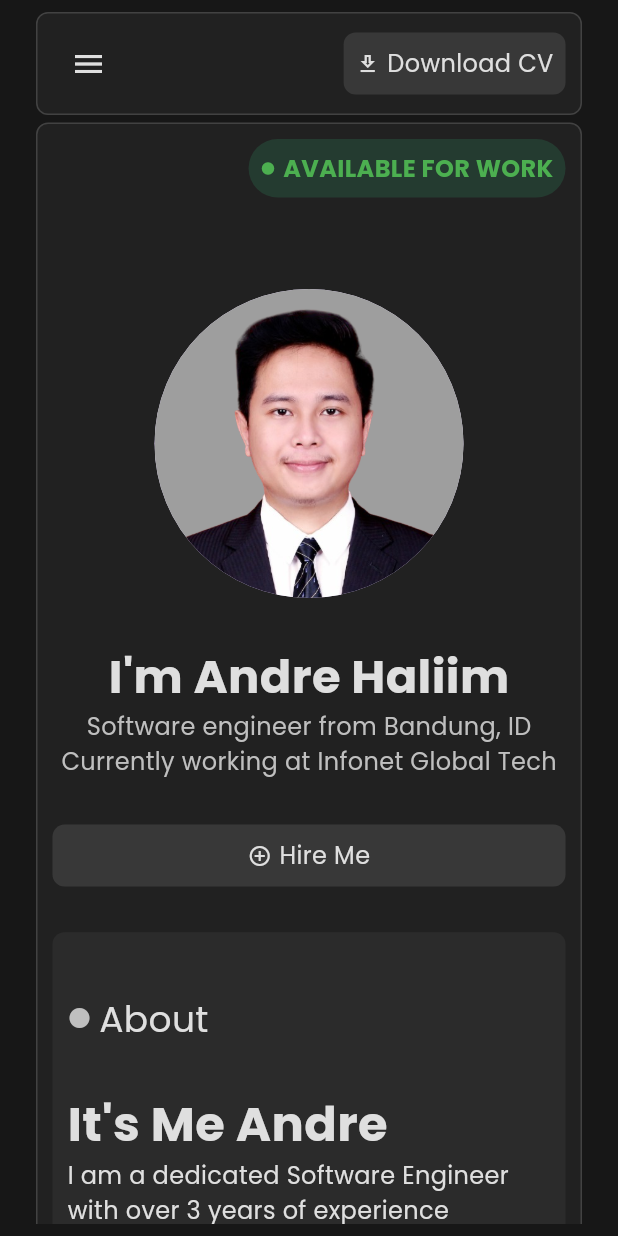
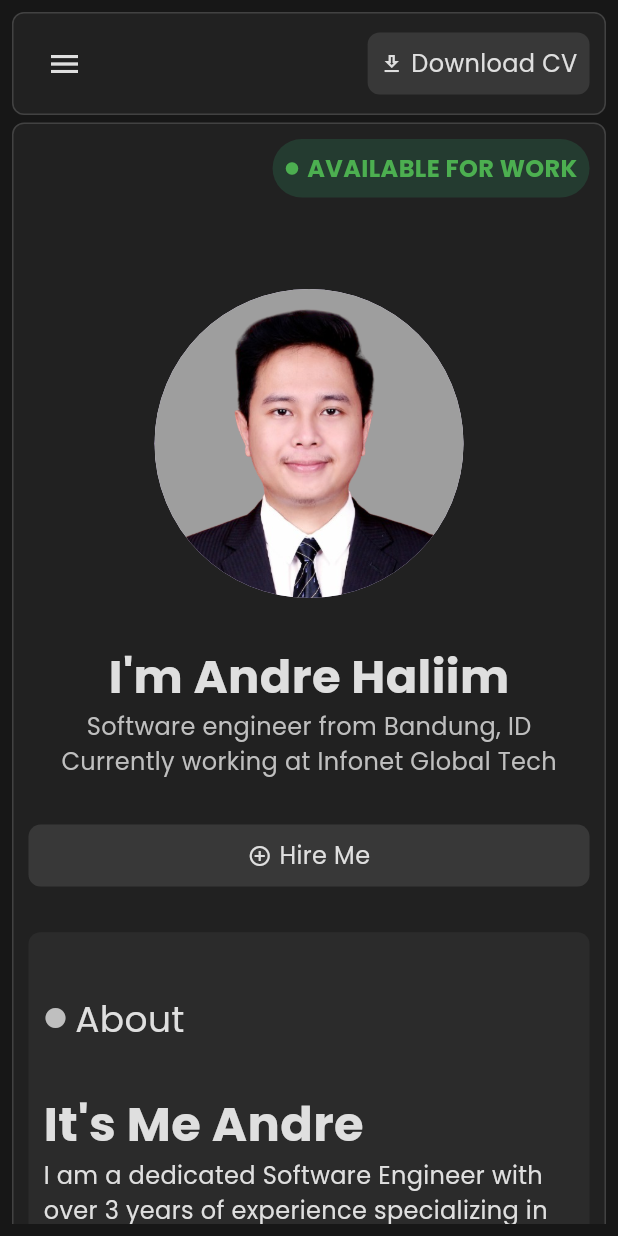
Before and after one commit to andrehaliim/portfolio, a Flutter app: the screen it shows after launch, on a phone screen of 412 x 824 dp. Run offline on Flutter 3.47's test engine with Material 3 defaults, Android fonts, the phone set to English and light mode, and no system bars; our stand-ins replace carousel_slider, font_awesome_flutter; missing offline and left inert: dart:html.

Commit message:
rollback adjustment maxwidth

```diff
--- a/lib/home.dart
+++ b/lib/home.dart
@@ -95,7 +95,7 @@ class _HomeState extends State<Home> {
       body: Align(
         alignment: Alignment.topCenter,
         child: SizedBox(
-          width: isMobile ? (screenWidth > 380 ? 380 : screenWidth) : 600,
+          width: 600,
           child: Padding(
             padding: const EdgeInsets.all(8.0),
             child: Stack(
```
